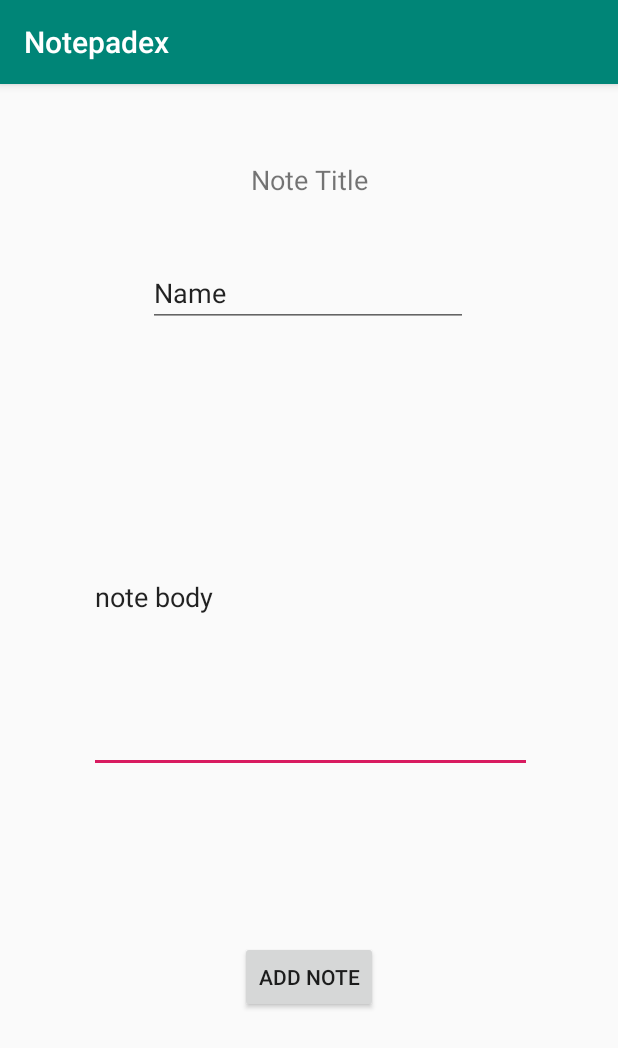
After one commit to WroJan/Notepadex, an Android app: the AddNewNote screen opened directly, with no data from a screen before it, on a phone screen of 412 x 824 dp. The commit adds this screen. Shown: the top 1048 px of the screen. Run offline under Robolectric (Android 15) with nearby library versions, the phone set to English and light mode, and no system bars.

Commit message:
intent from main activity to AddNewNote.kt

```diff
--- a/app/src/main/AndroidManifest.xml
+++ b/app/src/main/AndroidManifest.xml
@@ -15,7 +15,11 @@
 
                 <category android:name="android.intent.category.LAUNCHER"/>
             </intent-filter>
+
+
         </activity>
+
+        <activity android:name=".AddNewNote"></activity>
     </application>
 
 </manifest>
--- /dev/null
+++ b/app/src/main/java/com/janWroblewski/notepadex/AddNewNote.kt
@@ -0,0 +1,18 @@
+package com.janWroblewski.notepadex
+
+import android.os.Bundle
+import android.support.v7.app.AppCompatActivity
+
+class AddNewNote : AppCompatActivity(){
+
+
+    override fun onCreate(savedInstanceState: Bundle?) {
+        super.onCreate(savedInstanceState)
+        setContentView(R.layout.add_new_note)
+    }
+
+
+
+
+
+}
--- a/app/src/main/java/com/janWroblewski/notepadex/MainActivity.kt
+++ b/app/src/main/java/com/janWroblewski/notepadex/MainActivity.kt
@@ -1,5 +1,6 @@
 package com.janWroblewski.notepadex
 
+import android.content.Intent
 import android.support.v7.app.AppCompatActivity
 import android.os.Bundle
 import android.support.v7.widget.LinearLayoutManager
@@ -20,6 +21,9 @@ class MainActivity : AppCompatActivity() {
         add_new_note_float_btn.setOnClickListener {
 
             Toast.makeText(this, "Test", Toast.LENGTH_LONG).show()
+            val intent = Intent(this, AddNewNote::class.java)
+            startActivity(intent)
+
 
         }
 
--- a/app/src/main/res/layout/activity_main.xml
+++ b/app/src/main/res/layout/activity_main.xml
@@ -22,7 +22,7 @@
             android:layout_gravity="bottom|end"
             app:srcCompat="@android:drawable/ic_dialog_email"
             app:layout_constraintStart_toStartOf="parent" android:layout_marginStart="444dp"
-            app:layout_constraintTop_toTopOf="parent" android:layout_marginTop="664dp"
+            app:layout_constraintTop_toTopOf="parent" android:layout_marginTop="800dp"
             android:src="@drawable/ic_create_new_note"/>
 
 
--- /dev/null
+++ b/app/src/main/res/layout/add_new_note.xml
@@ -0,0 +1,43 @@
+<?xml version="1.0" encoding="utf-8"?>
+<android.support.constraint.ConstraintLayout xmlns:android="http://schemas.android.com/apk/res/android"
+                                             xmlns:app="http://schemas.android.com/apk/res-auto" xmlns:tools="http://schemas.android.com/tools" android:layout_width="match_parent"
+                                             android:layout_height="match_parent">
+
+    <TextView
+            android:text="Note Title"
+            android:layout_width="128dp"
+            android:layout_height="21dp"
+            android:id="@+id/textView2" android:textAlignment="center"
+            android:textSize="18sp" app:layout_constraintTop_toTopOf="parent" android:layout_marginTop="51dp"
+            app:layout_constraintEnd_toEndOf="parent" android:layout_marginEnd="142dp"
+            app:layout_constraintStart_toStartOf="parent" android:layout_marginStart="141dp"/>
+    <EditText
+            android:layout_width="295dp"
+            android:layout_height="234dp"
+            android:inputType="textPersonName"
+            android:text="note body"
+            android:ems="10"
+            android:id="@+id/new_note_body"
+            android:hint="add note here"
+            app:layout_constraintEnd_toEndOf="parent"
+            android:layout_marginEnd="58dp" app:layout_constraintStart_toStartOf="parent"
+            android:layout_marginStart="59dp" android:autofillHints="" android:layout_marginTop="63dp"
+            app:layout_constraintTop_toBottomOf="@+id/new_note_title"/>
+    <Button
+            android:layout_width="wrap_content"
+            android:layout_height="wrap_content"
+            android:id="@+id/new_note_body_title_btn" android:layout_marginTop="112dp"
+            app:layout_constraintTop_toBottomOf="@+id/new_note_body" app:layout_constraintStart_toStartOf="parent"
+            android:layout_marginStart="161dp" app:layout_constraintEnd_toEndOf="parent"
+            android:layout_marginEnd="162dp" android:text="add note"/>
+    <EditText
+            android:layout_width="wrap_content"
+            android:layout_height="wrap_content"
+            android:inputType="textPersonName"
+            android:text="Name"
+            android:ems="10"
+            android:id="@+id/new_note_title"
+            app:layout_constraintStart_toStartOf="parent" android:layout_marginStart="98dp"
+            android:layout_marginTop="44dp" app:layout_constraintTop_toBottomOf="@+id/textView2"
+            app:layout_constraintEnd_toEndOf="parent" android:layout_marginEnd="100dp"/>
+</android.support.constraint.ConstraintLayout>
```
